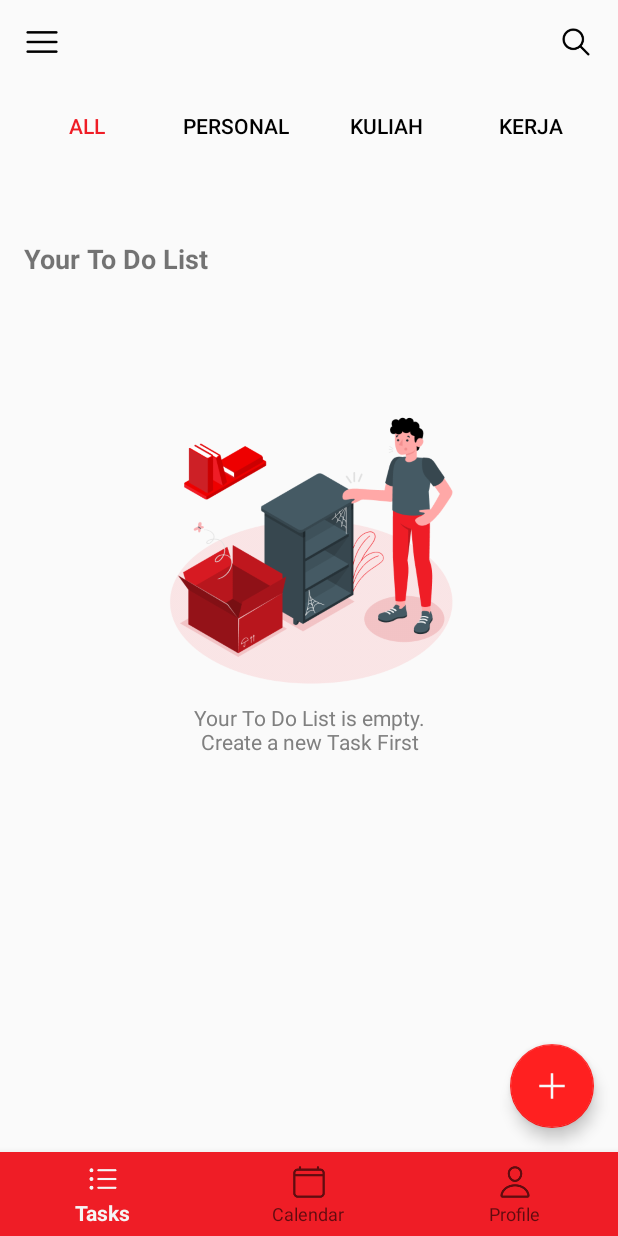
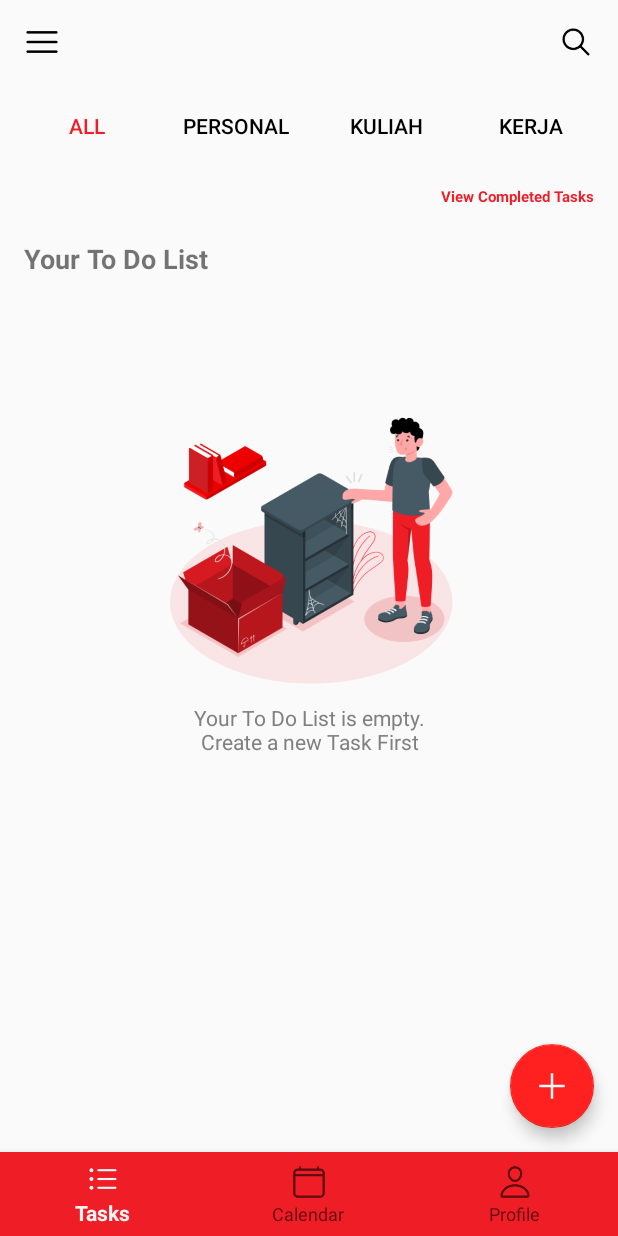
Before and after one commit to CandraWikananta/progmob-to-do-list, an Android app: the LandingPageActivity screen opened directly, with no data from a screen before it, on a phone screen of 412 x 824 dp. Run offline under Robolectric (Android 15) with nearby library versions, the phone set to English and light mode, and no system bars; 1 statement that could not run was skipped.

Commit message:
add: completed task page dan logic untuk memindahkan task yang sudah dicentang ke halaman completed task dan sebaliknya

```diff
--- a/app/src/main/java/com/progmob/todolist/LandingPageActivity.kt
+++ b/app/src/main/java/com/progmob/todolist/LandingPageActivity.kt
@@ -14,19 +14,51 @@ class LandingPageActivity : AppCompatActivity() {
     private lateinit var binding: ActivityLandingPageBinding
     private lateinit var databaseHelper: DatabaseHelper
 
+    override fun onCreate(savedInstanceState: Bundle?) {
+        super.onCreate(savedInstanceState)
+        enableEdgeToEdge()
+        binding = ActivityLandingPageBinding.inflate(layoutInflater)
+        setContentView(binding.root)
+
+        databaseHelper = DatabaseHelper(this)
+
+        loadTasks()
+
+        binding.addTask.setOnClickListener {
+            val intent = Intent(this, CreateTaskActivity::class.java)
+            startActivity(intent)
+            finish()
+        }
+
+        binding.viewCompletedText.setOnClickListener {
+            val intent = Intent(this, CompletedTaskActivity::class.java)
+            startActivity(intent)
+        }
+
+        ViewCompat.setOnApplyWindowInsetsListener(findViewById(R.id.main)) { v, insets ->
+            val systemBars = insets.getInsets(WindowInsetsCompat.Type.systemBars())
+            v.setPadding(systemBars.left, systemBars.top, systemBars.right, systemBars.bottom)
+            insets
+        }
+    }
+
+    override fun onResume() {
+        super.onResume()
+        loadTasks()
+    }
+
     private fun loadTasks() {
         val sharedPref = getSharedPreferences("user_session", MODE_PRIVATE)
         val userId = sharedPref.getInt("user_id", -1)
 
         if (userId == -1) {
-            // User belum login, arahkan ke login
             val intent = Intent(this, SignInActivity::class.java)
             startActivity(intent)
             finish()
             return
         }
 
-        val cursor = databaseHelper.getAllTasks(userId)
+        val cursor = databaseHelper.getIncompleteTasks(userId)
         val taskList = mutableListOf<TaskModel>()
 
         if (cursor.moveToFirst()) {
@@ -62,45 +94,14 @@ class LandingPageActivity : AppCompatActivity() {
             binding.emptyText.visibility = android.view.View.VISIBLE
         }
 
-        val adapter = TaskAdapter(taskList.toMutableList()) { task ->
-            val intent = Intent(this, DetailTaskActivity::class.java)
-            intent.putExtra("TASK_ID", task.id)
-            startActivity(intent)
+        val adapter = TaskAdapter(taskList.toMutableList()) { updatedTask ->
+            // Jika task dicentang (selesai), maka reload untuk menghapus dari list
+            if (updatedTask.completed) {
+                loadTasks()
+            }
         }
 
         binding.taskRecyclerView.adapter = adapter
         binding.taskRecyclerView.layoutManager = LinearLayoutManager(this)
     }
-
-
-
-    override fun onCreate(savedInstanceState: Bundle?) {
-        super.onCreate(savedInstanceState)
-        enableEdgeToEdge()
-        binding = ActivityLandingPageBinding.inflate(layoutInflater)
-        setContentView(binding.root)
-
-        databaseHelper = DatabaseHelper(this)
-
-        loadTasks()
-
-        binding.addTask.setOnClickListener{
-            val intent = Intent(this, CreateTaskActivity::class.java)
-            startActivity(intent)
-            finish()
-        }
-
-        ViewCompat.setOnApplyWindowInsetsListener(findViewById(R.id.main)) { v, insets ->
-            val systemBars = insets.getInsets(WindowInsetsCompat.Type.systemBars())
-            v.setPadding(systemBars.left, systemBars.top, systemBars.right, systemBars.bottom)
-            insets
-        }
-
-    }
-
-    override fun onResume() {
-        super.onResume()
-        loadTasks()
-    }
-
 }
--- a/app/src/main/res/layout/activity_landing_page.xml
+++ b/app/src/main/res/layout/activity_landing_page.xml
@@ -134,6 +134,23 @@
         app:layout_constraintEnd_toEndOf="parent" />
 
     <!-- RecyclerView -->
+
+    <TextView
+        android:id="@+id/viewCompletedText"
+        android:layout_width="wrap_content"
+        android:layout_height="wrap_content"
+        android:layout_marginTop="20dp"
+        android:clickable="true"
+        android:focusable="true"
+        android:text="View Completed Tasks"
+        android:textColor="#EF1D26"
+        android:textSize="10sp"
+        android:textStyle="bold"
+        app:layout_constraintEnd_toEndOf="parent"
+        app:layout_constraintHorizontal_bias="0.948"
+        app:layout_constraintStart_toStartOf="parent"
+        app:layout_constraintTop_toBottomOf="@+id/filterTabs" />
+
     <androidx.recyclerview.widget.RecyclerView
         android:id="@+id/taskRecyclerView"
         android:layout_width="0dp"
@@ -148,6 +165,7 @@
         tools:listitem="@layout/item_task" />
 
     <!-- Floating Action Button -->
+
     <com.google.android.material.floatingactionbutton.FloatingActionButton
         android:id="@+id/addTask"
         android:layout_width="wrap_content"
```
Also changed, not shown: app/src/main/AndroidManifest.xml (+12 -3 lines), app/src/main/java/com/progmob/todolist/CompletedTaskActivity.kt (added, +81 -0 lines), app/src/main/java/com/progmob/todolist/DatabaseHelper.kt (+9 -0 lines), app/src/main/java/com/progmob/todolist/adapter/TaskAdapter.kt (+5 -3 lines), app/src/main/res/layout/activity_completed_task.xml (added, +65 -0 lines).
